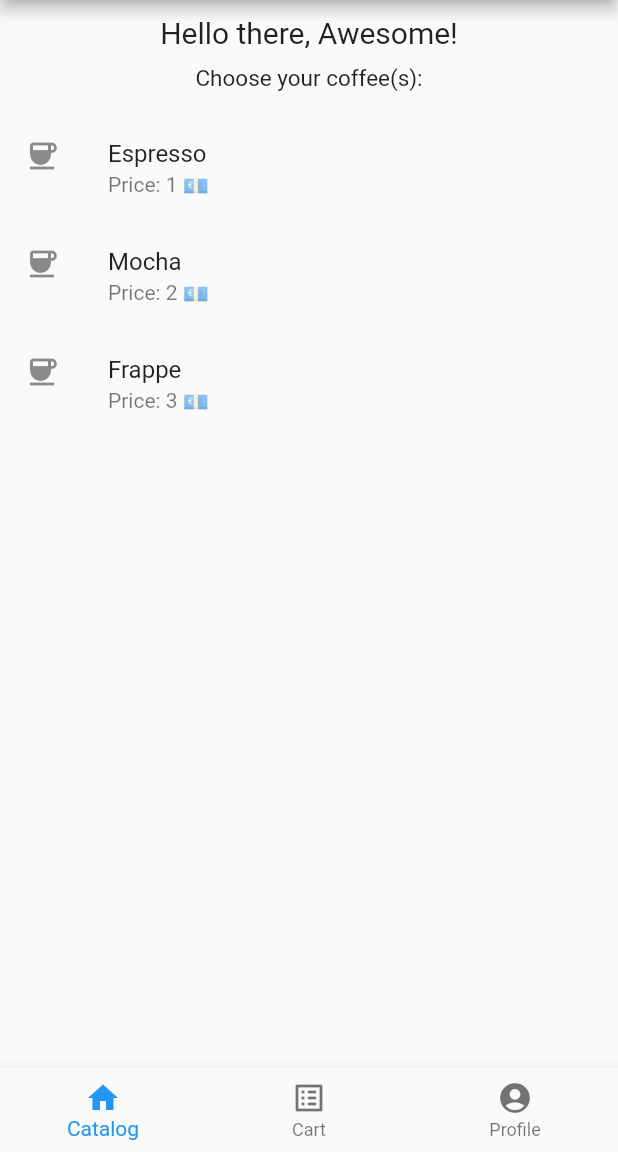
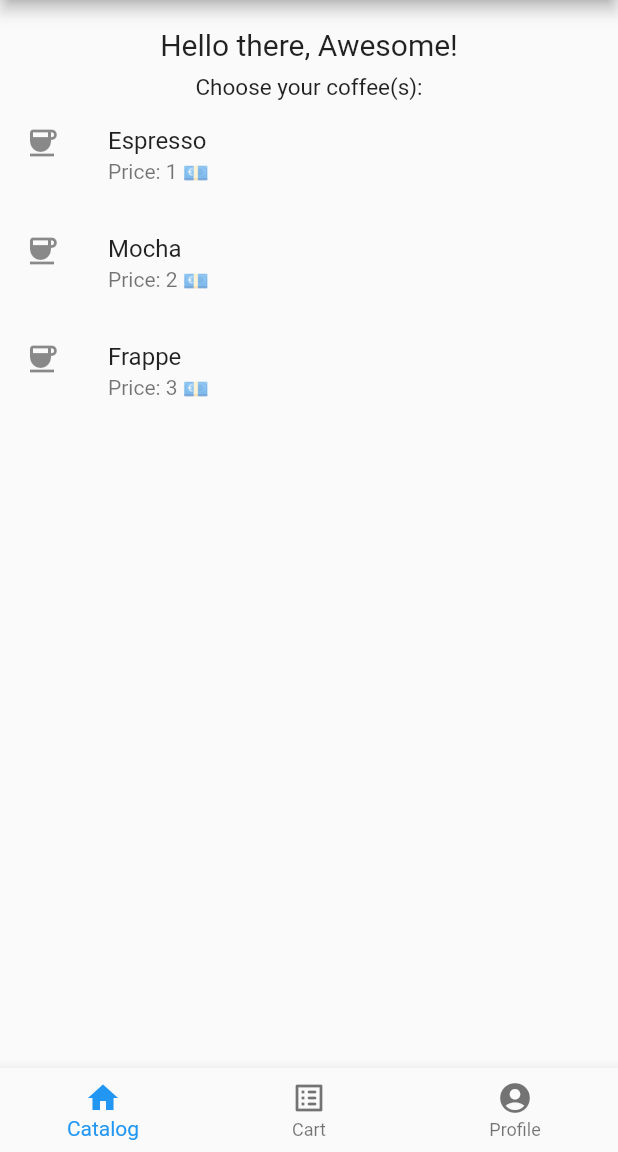
Before and after one commit to zelonware/workshop_flutter, a Flutter app: the screen it shows after launch, on a phone screen of 412 x 824 dp, the part 84-1236 px from its top. Run offline on Flutter 3.47's test engine with Material 2 defaults, Android fonts, the phone set to English and light mode, and no system bars.

Commit message:
♻️ Refactor pages

```diff
--- a/app/lib/pages/catalog.dart
+++ b/app/lib/pages/catalog.dart
@@ -20,19 +20,16 @@ class _CatalogPageState extends State<CatalogPage> {
         const SizedBox(
           height: 10,
         ),
-        Text(
-          'Hello there, $username!',
-          style: const TextStyle(fontSize: 20),
-        ),
-        const SizedBox(
-          height: 10,
+        Padding(
+          padding: const EdgeInsets.all(8.0),
+          child: Text(
+            'Hello there, $username!',
+            style: const TextStyle(fontSize: 20),
+          ),
         ),
         const Text(
           'Choose your coffee(s):',
           style: TextStyle(fontSize: 15),
-        ),
-        const SizedBox(
-          height: 15,
         ),
         Expanded(
             child: Column(
@@ -55,7 +52,6 @@ class _CatalogPageState extends State<CatalogPage> {
       subtitle: Text('Price: $price 💶'),
       onTap: () => setState(() {
         CoffeeShopApp.manager.addToCart(p);
-        //showToast(context);
       }),
     );
   }
```
Also changed, not shown: app/lib/pages/orders.dart (+7 -3 lines), app/lib/pages/profile.dart (+2 -10 lines).
